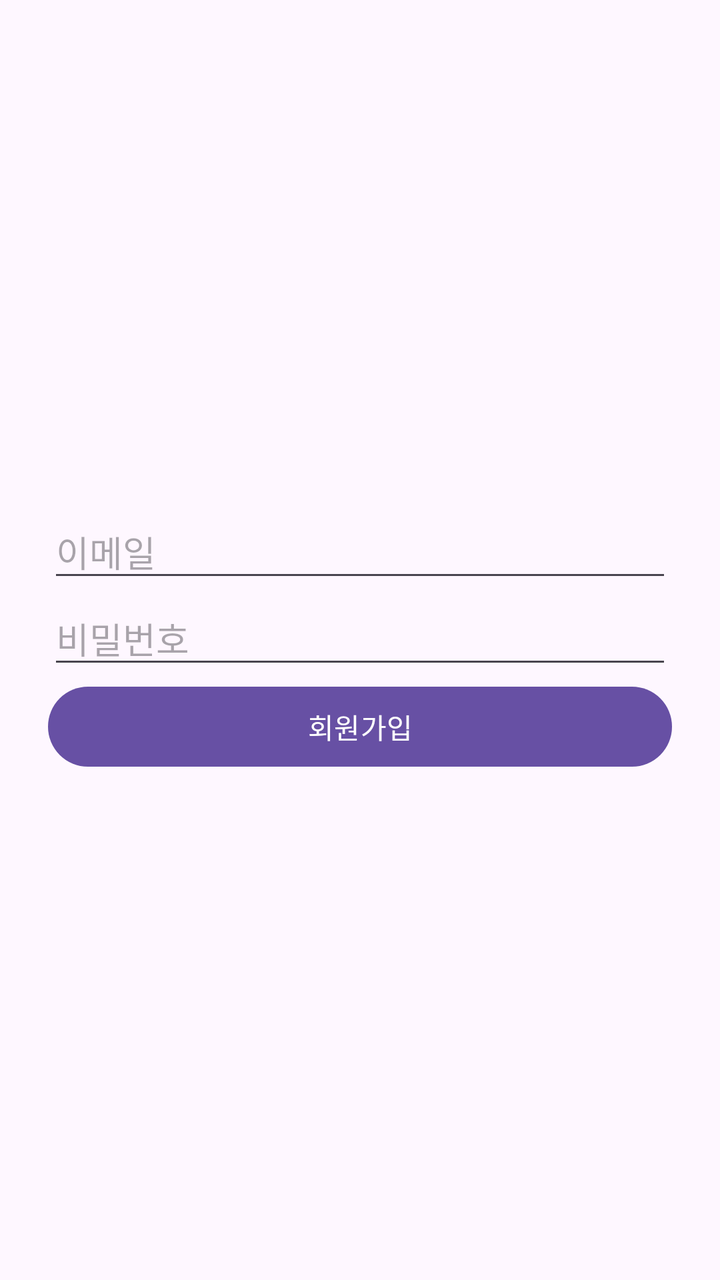
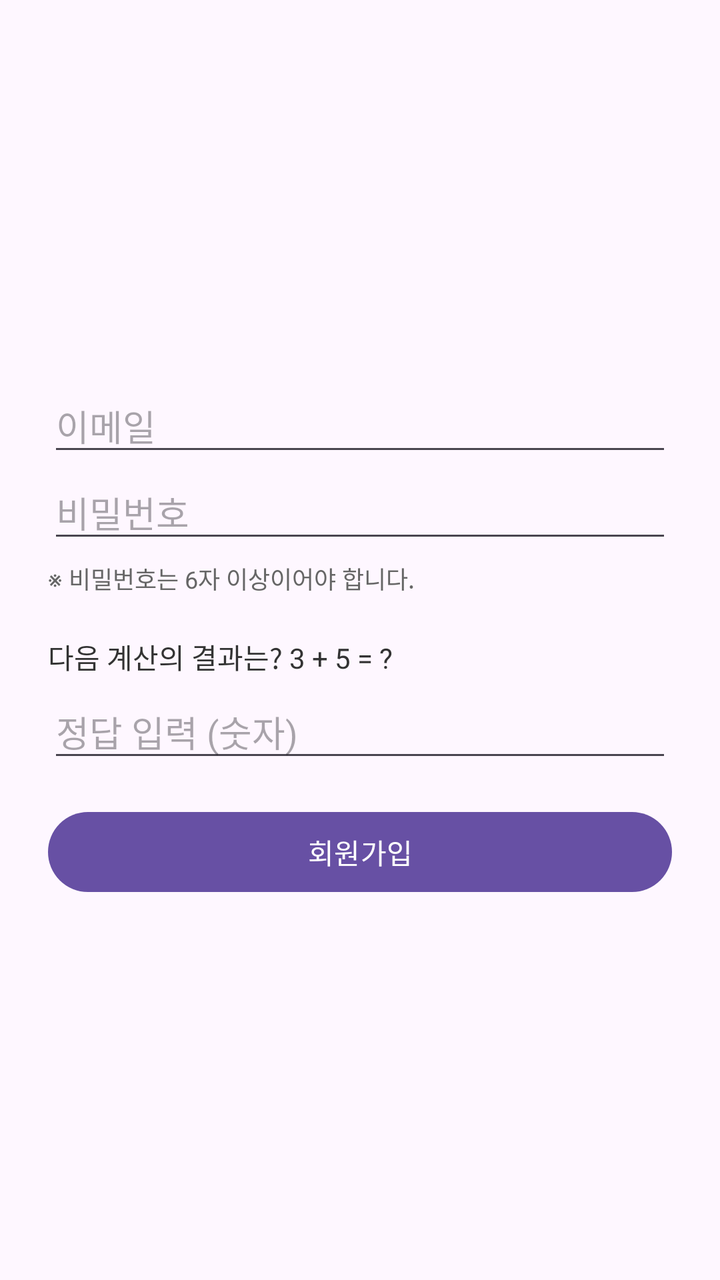

Screens rendered from an Android XML layout before and after an edit, with the pre-edit source and the edit as a unified diff.
<!-- AndroidManifest.xml: application theme Theme.FindDogApp -->
<!-- res/layout/activity_sign_up.xml -->
<?xml version="1.0" encoding="utf-8"?>
<LinearLayout
    xmlns:android="http://schemas.android.com/apk/res/android"
    android:layout_width="match_parent"
    android:layout_height="match_parent"
    android:orientation="vertical"
    android:padding="24dp"
    android:gravity="center">

    <EditText
        android:id="@+id/editEmail"
        android:layout_width="match_parent"
        android:layout_height="wrap_content"
        android:hint="이메일" />

    <EditText
        android:id="@+id/editPassword"
        android:layout_width="match_parent"
        android:layout_height="wrap_content"
        android:hint="비밀번호"
        android:inputType="textPassword" />

    <Button
        android:id="@+id/btnSignUp"
        android:layout_width="match_parent"
        android:layout_height="wrap_content"
        android:text="회원가입" />

</LinearLayout>
<!-- resources referenced by this layout -->
<resources>
  <style name="Theme.FindDogApp" parent="Base.Theme.FindDogApp" />
  <style name="Base.Theme.FindDogApp" parent="Theme.Material3.DayNight.NoActionBar">
          
          
      </style>
</resources>

<!-- the commit's change to res/layout/activity_sign_up.xml (unified diff, before → after) -->
@@ -7,12 +7,14 @@
     android:padding="24dp"
     android:gravity="center">
 
+    
     <EditText
         android:id="@+id/editEmail"
         android:layout_width="match_parent"
         android:layout_height="wrap_content"
         android:hint="이메일" />
 
+    
     <EditText
         android:id="@+id/editPassword"
         android:layout_width="match_parent"
@@ -20,6 +22,38 @@
         android:hint="비밀번호"
         android:inputType="textPassword" />
 
+    
+    <TextView
+        android:id="@+id/textPasswordHint"
+        android:layout_width="match_parent"
+        android:layout_height="wrap_content"
+        android:text="※ 비밀번호는 6자 이상이어야 합니다."
+        android:textSize="12sp"
+        android:textColor="#666666"
+        android:paddingTop="4dp"
+        android:paddingBottom="12dp" />
+
+    
+    <TextView
+        android:id="@+id/textCaptchaQuestion"
+        android:layout_width="match_parent"
+        android:layout_height="wrap_content"
+        android:text="다음 계산의 결과는? 3 + 5 = ?"
+        android:textSize="14sp"
+        android:textColor="#333333"
+        android:layout_marginTop="8dp"
+        android:layout_marginBottom="4dp" />
+
+    
+    <EditText
+        android:id="@+id/editCaptchaAnswer"
+        android:layout_width="match_parent"
+        android:layout_height="wrap_content"
+        android:hint="정답 입력 (숫자)"
+        android:inputType="number"
+        android:layout_marginBottom="16dp"/>
+
+    
     <Button
         android:id="@+id/btnSignUp"
         android:layout_width="match_parent"
